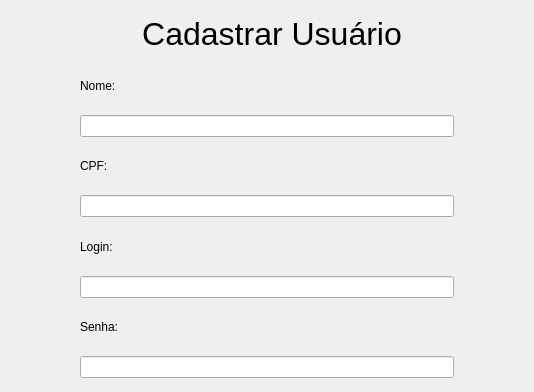
This is TelaCadastrarUsuario.ui in adrianorocha-dev/PiltoverLibrary as Qt 5 draws it before an edit; both pictures show x 187 to 721 and y 0 to 392 of the 902 by 590 pixel window. The edited form follows.
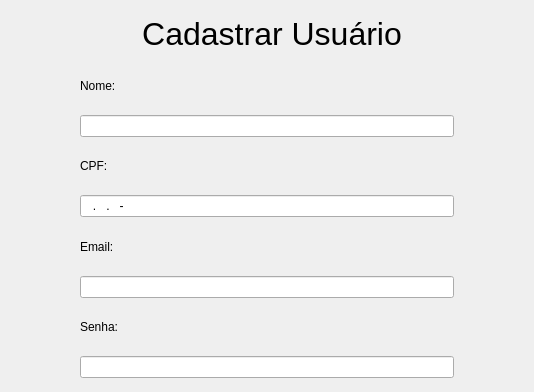
This is the edited form. Icons and pictures are not drawn.

Patch:
```diff
--- a/TelaCadastrarUsuario.ui
+++ b/TelaCadastrarUsuario.ui
@@ -91,14 +91,14 @@
    <item row="13" column="1" colspan="2">
     <widget class="QLineEdit" name="lineEdit_CPF">
      <property name="inputMask">
-      <string>99999999999</string>
+      <string>999.999.999-99</string>
      </property>
     </widget>
    </item>
    <item row="14" column="1">
     <widget class="QLabel" name="label_login">
      <property name="text">
-      <string>Login:</string>
+      <string>Email:</string>
      </property>
     </widget>
    </item>
```
